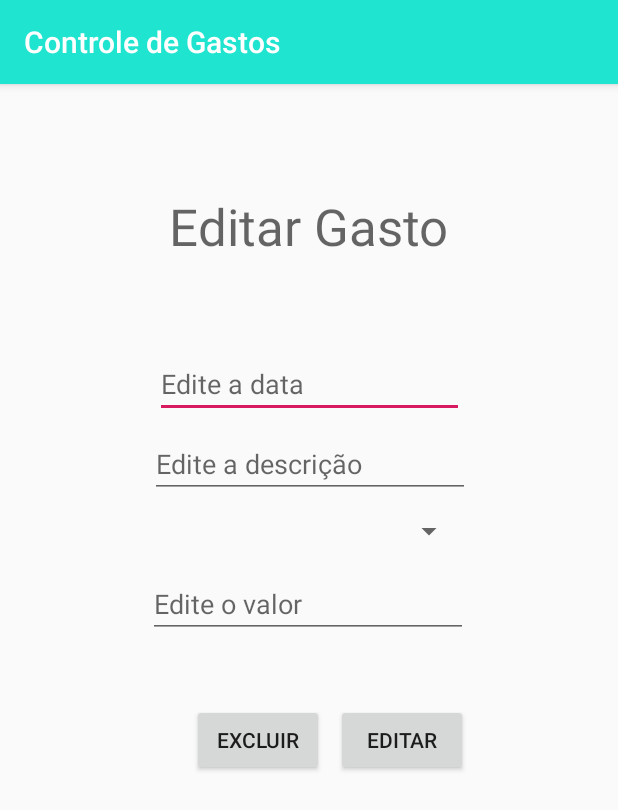
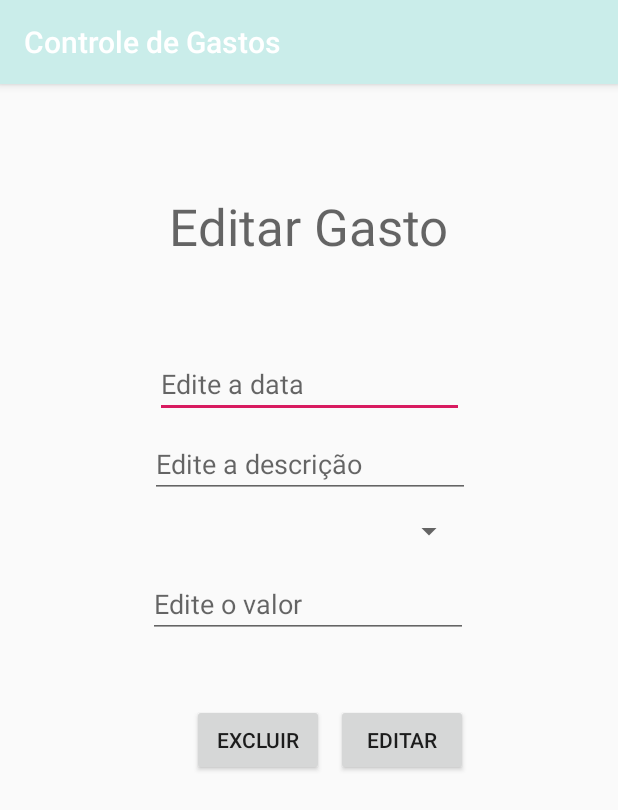
Before and after one commit to Rosahanne/SENAC, an Android app: the EditGasto screen opened directly, with no data from a screen before it, on a phone screen of 412 x 824 dp. Shown: the top 810 px of the screen. Run offline under Robolectric (Android 15) with nearby library versions, the phone set to English and light mode, and no system bars; 4 statements that could not run were skipped.

```diff
--- a/app/src/main/java/br/senac/app_controledegastos/EditGasto.java
+++ b/app/src/main/java/br/senac/app_controledegastos/EditGasto.java
@@ -14,11 +14,11 @@ import br.senac.app_controledegastos.helper.GastoHelper;
 
 public class EditGasto extends AppCompatActivity {
 
-    public static final double LINHA_AFETADA = 1;
+//    public static final double LINHA_AFETADA = 1;
     private GastoHelper helper;
     private GastoDAO gastoDAO;
     private Button btnEditar;
-    private Button btnExcluir;
+//    private Button btnExcluir;
     private TextView titEditGastro;
 
     @Override
@@ -27,8 +27,8 @@ public class EditGasto extends AppCompatActivity {
         setContentView(R.layout.activity_edit_gasto);
 
         titEditGastro = findViewById(R.id.tEdGasto);
-        btnEditar = findViewById(R.id.EditGastos);
-        btnExcluir = findViewById(R.id.btnExc);
+        btnEditar = findViewById(R.id.ExcGasto);
+//        btnExcluir = findViewById(R.id.btnExc);
         helper = new GastoHelper(this);
         gastoDAO = new GastoDAO(this);
 
@@ -51,19 +51,19 @@ public class EditGasto extends AppCompatActivity {
             }
         });
 
-        btnExcluir.setOnClickListener(new View.OnClickListener() {
-            @Override
-            public void onClick(View v) {
-                Gasto gasto = helper.getGasto();
-
-                if (gastoDAO.deletar(gasto.getIdGasto()) == LINHA_AFETADA) {
-                    Toast.makeText(EditGasto.this,"Funcionou!", Toast.LENGTH_LONG).show();
-                    finish();
-                } else {
-                    Toast.makeText(EditGasto.this,"Não funcionou!", Toast.LENGTH_LONG).show();
-                }
-            }
-        });
+//        btnExcluir.setOnClickListener(new View.OnClickListener() {
+//            @Override
+//            public void onClick(View v) {
+//                Gasto gasto = helper.getGasto();
+//
+//                if (gastoDAO.deletar(gasto.getIdGasto()) == LINHA_AFETADA) {
+//                    Toast.makeText(EditGasto.this,"Funcionou!", Toast.LENGTH_LONG).show();
+//                    finish();
+//                } else {
+//                    Toast.makeText(EditGasto.this,"Não funcionou!", Toast.LENGTH_LONG).show();
+//                }
+//            }
+//        });
     }
 
     @Override
--- a/app/src/main/res/layout/activity_edit_gasto.xml
+++ b/app/src/main/res/layout/activity_edit_gasto.xml
@@ -64,7 +64,7 @@
         app:layout_constraintTop_toTopOf="parent" />
 
     <Button
-        android:id="@+id/EditGastos"
+        android:id="@+id/ExcGasto"
         android:layout_width="wrap_content"
         android:layout_height="wrap_content"
         android:layout_marginTop="44dp"
@@ -83,7 +83,7 @@
         android:layout_marginEnd="8dp"
         android:layout_marginRight="8dp"
         android:text="@string/btnExc"
-        app:layout_constraintEnd_toStartOf="@+id/EditGastos"
+        app:layout_constraintEnd_toStartOf="@+id/ExcGasto"
         app:layout_constraintHorizontal_bias="1.0"
         app:layout_constraintStart_toStartOf="@+id/valorEditGasto"
         app:layout_constraintTop_toBottomOf="@+id/valorEditGasto" />
--- a/app/src/main/res/layout/activity_main.xml
+++ b/app/src/main/res/layout/activity_main.xml
@@ -21,7 +21,7 @@
         app:layout_constraintVertical_bias="0.0" />
 
     <android.support.design.widget.FloatingActionButton
-        android:id="@+id/main_fabAddGastos"
+        android:id="@+id/AddGasto"
         android:layout_width="wrap_content"
         android:layout_height="wrap_content"
         android:layout_marginStart="8dp"
@@ -31,7 +31,8 @@
         android:layout_marginRight="8dp"
         android:layout_marginBottom="8dp"
         android:clickable="true"
-        app:backgroundTint="@android:color/holo_red_dark"
+        android:visibility="visible"
+        app:backgroundTint="@color/colorPrimary"
         app:layout_constraintBottom_toBottomOf="parent"
         app:layout_constraintEnd_toEndOf="parent"
         app:layout_constraintHorizontal_bias="0.941"
--- a/app/src/main/res/values/colors.xml
+++ b/app/src/main/res/values/colors.xml
@@ -1,6 +1,6 @@
 <?xml version="1.0" encoding="utf-8"?>
 <resources>
-    <color name="colorPrimary">#1EE4D0</color>
+    <color name="colorPrimary">#CAEDEA</color>
     <color name="colorPrimaryDark">#009933</color>
     <color name="colorAccent">#D81B60</color>
 </resources>
```
Also changed, not shown: app/src/main/java/br/senac/app_controledegastos/MainActivity.java (+6 -23 lines), app/src/main/java/br/senac/app_controledegastos/Model/Gasto.java (+14 -10 lines), app/src/main/java/br/senac/app_controledegastos/adapters/GastoAdapter.java (+47 -5 lines), app/src/main/java/br/senac/app_controledegastos/helper/GastoHelper.java (+4 -4 lines), app/src/main/res/layout/list_gastos_personalizada.xml (+7 -5 lines).
